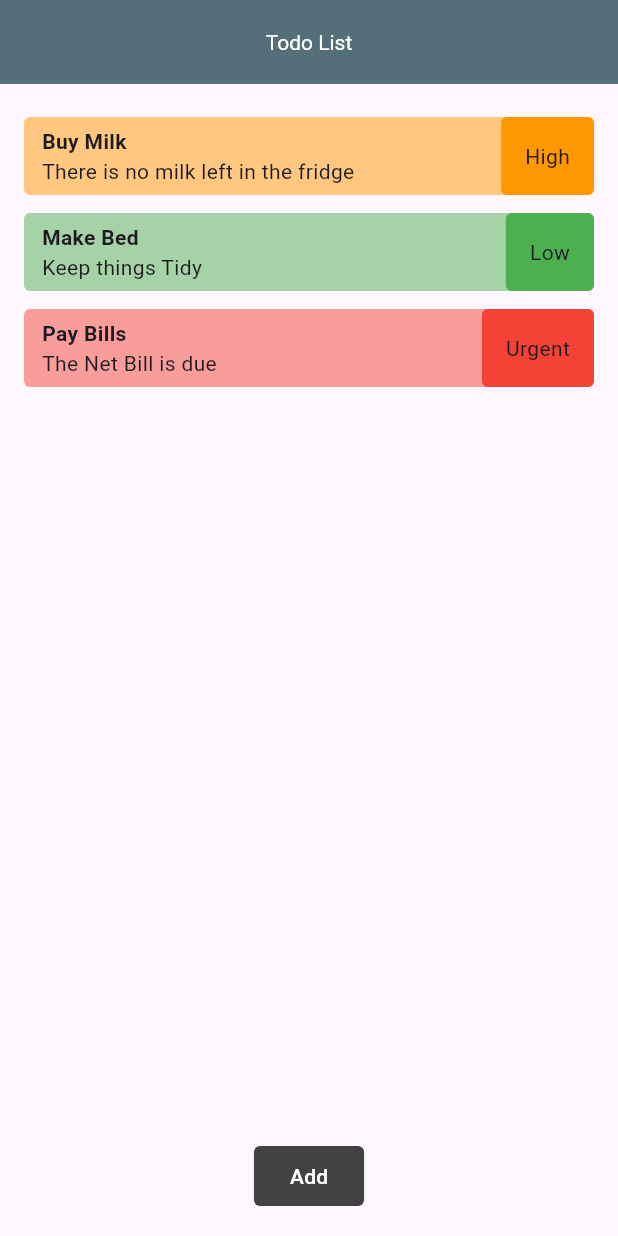
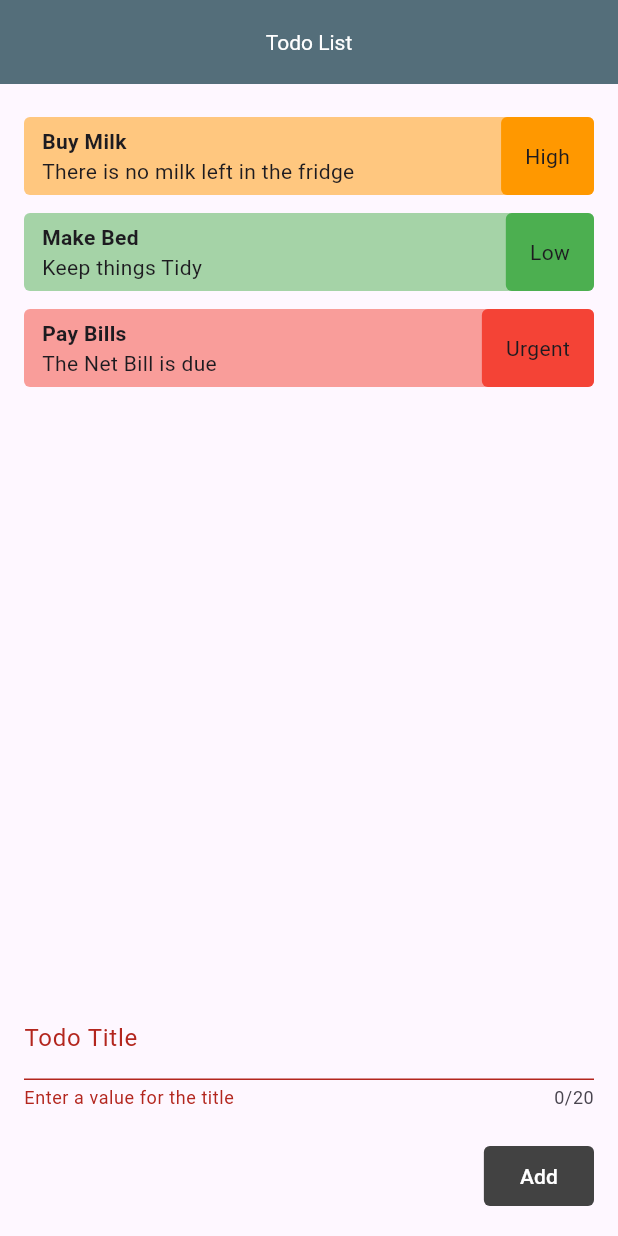
Before and after one commit to kahoragachau/flutter_todo_list, a Flutter app: the screen it shows after launch, after a tap on "Add", on a phone screen of 412 x 824 dp. Run offline on Flutter 3.47's test engine with Material 3 defaults, Android fonts, the phone set to English and light mode, and no system bars.

Commit message:
feat: Add Title form field

```diff
--- a/lib/home.dart
+++ b/lib/home.dart
@@ -56,11 +56,25 @@ class _HomeState extends State<Home> {
                 crossAxisAlignment: CrossAxisAlignment.end,
                 children: [
 
+                  // Title Text
+                  TextFormField(
+                    maxLength: 20,
+                    decoration: const InputDecoration(
+                      label: Text("Todo Title")
+                    ),
+                    validator: (value) {
+                      if (value == null || value.isEmpty) {
+                        return "Enter a value for the title";
+                      }
+                      return null;
+                    },
+                  ),
+
                   // Submit Button
                   const SizedBox(height: 20,),
                   FilledButton(
                     onPressed: () {
-
+                      _formGlobalKey.currentState!.validate();
                     },
                     style: FilledButton.styleFrom(
                       backgroundColor: Colors.grey[800],
```
